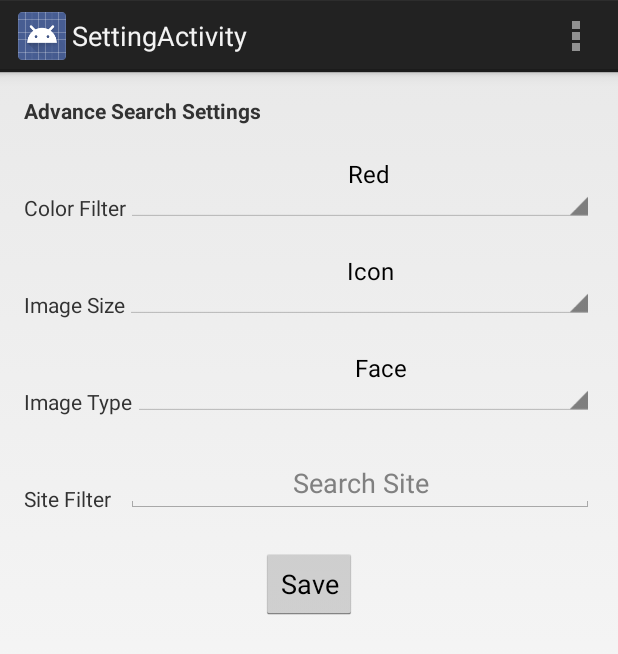
After one commit to sadhanavs/GridImageSearch, an Android app: the SettingActivity screen opened directly, with no data from a screen before it, on a phone screen of 412 x 824 dp. The commit adds this screen. Shown: the top 654 px of the screen. Run offline under Robolectric (Android 15) with nearby library versions, the phone set to English and light mode, and no system bars.

Commit message:
Added settings menu

```diff
--- a/app/src/main/AndroidManifest.xml
+++ b/app/src/main/AndroidManifest.xml
@@ -22,6 +22,10 @@
             android:name="com.yahoo.gridimagesearch.app.ImageDisplayActivity"
             android:label="@string/title_activity_image_display" >
         </activity>
+        <activity
+            android:name="com.yahoo.gridimagesearch.app.SettingActivity"
+            android:label="@string/title_activity_setting" >
+        </activity>
     </application>
 
 </manifest>
--- /dev/null
+++ b/app/src/main/java/com/yahoo/gridimagesearch/app/SettingActivity.java
@@ -0,0 +1,111 @@
+package com.yahoo.gridimagesearch.app;
+
+import android.app.Activity;
+import android.os.Bundle;
+import android.view.Menu;
+import android.view.View;
+import android.view.MenuItem;
+import android.widget.ArrayAdapter;
+import android.widget.Spinner;
+import android.widget.EditText;
+import android.widget.Toast;
+import android.content.Intent;
+
+import java.util.ArrayList;
+import java.util.List;
+
+
+public class SettingActivity extends Activity {
+
+    Spinner spColor;
+    Spinner spSize;
+    Spinner spType;
+    EditText etSite;
+
+    @Override
+    protected void onCreate(Bundle savedInstanceState) {
+        super.onCreate(savedInstanceState);
+        setContentView(R.layout.activity_setting);
+        spColor = (Spinner) findViewById(R.id.spColor);
+        spSize = (Spinner) findViewById(R.id.spSize);
+        spType = (Spinner) findViewById(R.id.spImageType);
+        etSite = (EditText) findViewById(R.id.etSite);
+        populateSpinners();
+
+
+    }
+
+    public void onSave(View v) {
+        String color = spColor.getSelectedItem().toString();
+        String size  = spSize.getSelectedItem().toString();
+        String type  = spType.getSelectedItem().toString();
+        String domain = etSite.getText().toString();
+
+
+        Intent data = new Intent();
+        data.putExtra("color",color);
+        data.putExtra("size",size);
+        data.putExtra("type",type);
+        data.putExtra("domain",domain);
+        //Toast.makeText(getApplicationContext(),settings, Toast.LENGTH_SHORT).show();
+        setResult(RESULT_OK,data);
+        finish();
+
+
+    }
+
+    private void populateSpinners() {
+        spColor.setPrompt("Choose Image Color");
+        List<String> spColorData = new ArrayList<String>();
+        spColorData.add("Red");
+        spColorData.add("Blue");
+        spColorData.add("Green");
+        spColorData.add("Pink");
+        spColorData.add("Black");
+        spColorData.add("white");
+        ArrayAdapter colorDtaAdapter = new ArrayAdapter(this,android.R.layout.simple_spinner_dropdown_item,spColorData);
+        spColor.setAdapter(colorDtaAdapter);
+
+        List<String> spImageSizeData = new ArrayList<String>();
+        spImageSizeData.add("Icon");
+        spImageSizeData.add("Small");
+        spImageSizeData.add("Large");
+        spImageSizeData.add("XLarge");
+        ArrayAdapter imageSizeDtaAdapter = new ArrayAdapter(this,android.R.layout.simple_spinner_dropdown_item,spImageSizeData);
+        spSize.setAdapter(imageSizeDtaAdapter);
+
+        List<String> spImageTypeData = new ArrayList<String>();
+        spImageTypeData.add("Face");
+        spImageTypeData.add("Photo");
+        spImageTypeData.add("Clipart");
+        spImageTypeData.add("Lineart");
+        ArrayAdapter imageTypeDataAdapter = new ArrayAdapter(this,android.R.layout.simple_spinner_dropdown_item,spImageTypeData);
+        spType.setAdapter(imageTypeDataAdapter);
+
+
+
+
+
+    }
+
+    @Override
+    public boolean onCreateOptionsMenu(Menu menu) {
+
+        // Inflate the menu; this adds items to the action bar if it is present.
+        getMenuInflater().inflate(R.menu.setting, menu);
+        return true;
+    }
+
+    @Override
+    public boolean onOptionsItemSelected(MenuItem item) {
+        // Handle action bar item clicks here. The action bar will
+        // automatically handle clicks on the Home/Up button, so long
+        // as you specify a parent activity in AndroidManifest.xml.
+        int id = item.getItemId();
+        if (id == R.id.action_settings) {
+            return true;
+        }
+        return super.onOptionsItemSelected(item);
+    }
+
+}
--- /dev/null
+++ b/app/src/main/res/layout/activity_setting.xml
@@ -0,0 +1,123 @@
+<RelativeLayout xmlns:android="http://schemas.android.com/apk/res/android"
+    xmlns:tools="http://schemas.android.com/tools"
+    android:layout_width="match_parent"
+    android:layout_height="match_parent"
+    android:paddingLeft="@dimen/activity_horizontal_margin"
+    android:paddingRight="@dimen/activity_horizontal_margin"
+    android:paddingTop="@dimen/activity_vertical_margin"
+    android:paddingBottom="@dimen/activity_vertical_margin"
+    tools:context="com.yahoo.gridimagesearch.app.SettingActivity">
+
+    <TextView
+        android:layout_width="wrap_content"
+        android:layout_height="wrap_content"
+        android:text="Advance Search Settings"
+        android:id="@+id/tvSetting"
+        android:layout_alignParentTop="true"
+        android:layout_alignParentLeft="true"
+        android:layout_alignParentStart="true"
+        android:textStyle="bold" />
+
+    <TextView
+        android:layout_width="wrap_content"
+        android:layout_height="wrap_content"
+        android:text="@string/tvColor"
+        android:id="@+id/tvColor"
+        android:layout_below="@+id/tvSetting"
+        android:layout_alignParentLeft="true"
+        android:layout_alignParentStart="true"
+        android:layout_marginTop="45dp" />
+
+    <Spinner
+        android:layout_width="wrap_content"
+        android:layout_height="wrap_content"
+        android:id="@+id/spColor"
+        android:layout_alignBottom="@+id/tvColor"
+        android:prompt="@string/spColorPrompt"
+        android:layout_alignParentRight="true"
+        android:layout_alignParentEnd="true"
+        android:spinnerMode="dialog"
+        android:layout_toRightOf="@+id/tvColor"
+        android:paddingLeft="140dp" />
+
+    <TextView
+        android:layout_width="wrap_content"
+        android:layout_height="wrap_content"
+        android:text="@string/tvSize"
+        android:id="@+id/tvSize"
+        android:layout_below="@+id/spColor"
+        android:layout_alignParentLeft="true"
+        android:layout_alignParentStart="true"
+        android:layout_marginTop="45dp" />
+
+    <Spinner
+        android:layout_width="wrap_content"
+        android:layout_height="wrap_content"
+        android:id="@+id/spSize"
+        android:gravity="bottom|right"
+        android:prompt="@string/spSizePrompt"
+        android:layout_alignBottom="@+id/tvSize"
+        android:layout_alignRight="@+id/spColor"
+        android:layout_alignEnd="@+id/spColor"
+        android:spinnerMode="dialog"
+        android:layout_toRightOf="@+id/tvSize"
+        android:paddingLeft="140dp" />
+
+    <TextView
+        android:layout_width="wrap_content"
+        android:layout_height="wrap_content"
+        android:text="@string/tvType"
+        android:id="@+id/tvType"
+        android:layout_below="@+id/spSize"
+        android:layout_alignParentLeft="true"
+        android:layout_alignParentStart="true"
+        android:layout_marginTop="45dp" />
+
+    <Spinner
+        android:layout_width="wrap_content"
+        android:layout_height="wrap_content"
+        android:id="@+id/spImageType"
+        android:gravity="bottom|right"
+        android:layout_alignBottom="@+id/tvType"
+        android:layout_alignRight="@+id/spSize"
+        android:prompt="@string/spTypePrompt"
+        android:layout_alignEnd="@+id/spSize"
+        android:spinnerMode="dialog"
+        android:layout_toRightOf="@+id/tvType"
+        android:paddingLeft="140dp" />
+
+    <TextView
+        android:layout_width="wrap_content"
+        android:layout_height="wrap_content"
+        android:text="@string/tvSite"
+        android:id="@+id/tvSite"
+        android:layout_below="@+id/spImageType"
+        android:layout_alignRight="@+id/tvColor"
+        android:layout_alignEnd="@+id/tvColor"
+        android:layout_marginTop="45dp"
+        android:layout_alignParentLeft="true"
+        android:layout_alignParentStart="true"
+        android:gravity="bottom|left" />
+
+    <EditText
+        android:layout_width="wrap_content"
+        android:layout_height="wrap_content"
+        android:id="@+id/etSite"
+        android:gravity="center|bottom"
+        android:layout_alignBottom="@+id/tvSite"
+        android:layout_alignRight="@+id/spImageType"
+        android:layout_alignEnd="@+id/spImageType"
+        android:layout_toRightOf="@+id/tvSite"
+        android:hint="Search Site" />
+
+    <Button
+        android:layout_width="wrap_content"
+        android:layout_height="wrap_content"
+        android:text="@string/btnSave"
+        android:id="@+id/btnSave"
+        android:onClick="onSave"
+        android:layout_below="@+id/etSite"
+        android:layout_centerHorizontal="true"
+        android:layout_marginTop="23dp" />
+
+</RelativeLayout>
--- a/app/src/main/res/menu/grid_image_search.xml
+++ b/app/src/main/res/menu/grid_image_search.xml
@@ -3,7 +3,9 @@
     tools:context="com.yahoo.gridimagesearch.app.GridImageSearchActivity" >
 
     <item android:id="@+id/action_settings"
+        android:icon="@drawable/ic_action_name"
+        android:showAsAction="ifRoom|withText"
         android:title="@string/action_settings"
-        android:orderInCategory="100"
-        android:showAsAction="never" />
+        android:onClick="onClickAction"
+        android:orderInCategory="100" />
 </menu>
--- /dev/null
+++ b/app/src/main/res/menu/setting.xml
@@ -0,0 +1,9 @@
+<menu xmlns:android="http://schemas.android.com/apk/res/android"
+    xmlns:tools="http://schemas.android.com/tools"
+    tools:context="com.yahoo.gridimagesearch.app.SettingActivity" >
+
+    <item android:id="@+id/action_settings"
+        android:title="@string/action_settings"
+        android:orderInCategory="100"
+        android:showAsAction="never" />
+</menu>
--- a/app/src/main/res/values/strings.xml
+++ b/app/src/main/res/values/strings.xml
@@ -6,6 +6,16 @@
     <string name="action_settings">Settings</string>
     <string name="hint_text">"Enter text here"</string>
     <string name="btnText">"Search"</string>
+    <string name="tvColor">"Color Filter"</string>
+    <string name="tvSize">"Image Size"</string>
+    <string name="tvSite">"Site Filter"</string>
+    <string name="tvType">"Image Type"</string>
+    <string name="btnSave">"Save"</string>
+    <string name="spColorPrompt">"Choose Image Color"</string>
+    <string name="spSizePrompt">"Choose Image Size"</string>
+    <string name="spTypePrompt">"Choose Image Type"</string>
+
     <string name="title_activity_image_display">ImageDisplayActivity</string>
+    <string name="title_activity_setting">SettingActivity</string>
 
 </resources>
```
Also changed, not shown: app/src/main/java/com/yahoo/gridimagesearch/app/GridImageSearchActivity.java (+36 -10 lines), app/src/main/java/com/yahoo/gridimagesearch/app/ImageSearchParameters.java (added, +71 -0 lines), app/src/main/res/drawable-hdpi/ic_action_name.png (added), app/src/main/res/drawable-mdpi/ic_action_name.png (added), app/src/main/res/drawable-xhdpi/ic_action_name.png (added), app/src/main/res/drawable-xxhdpi/ic_action_name.png (added).
